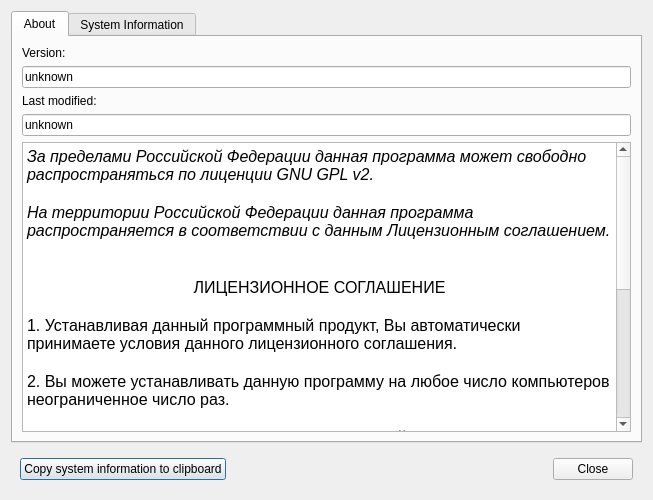
Before: the Qt Designer form src/plugins/coregui/aboutdialog.ui in victor-yacovlev/kumir2, drawn with Qt 5.
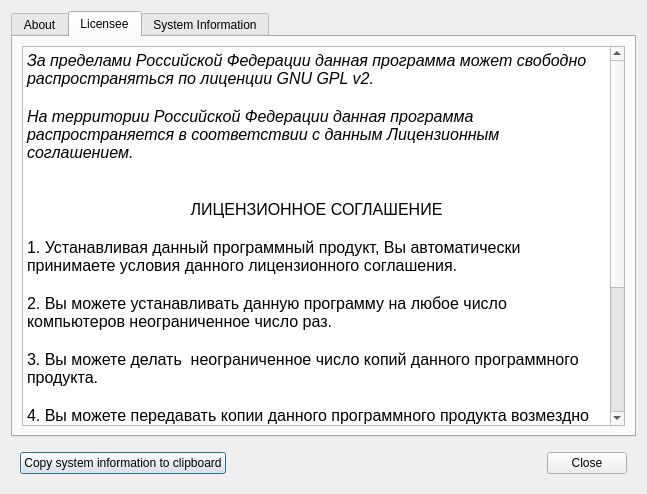
After: the same form once the commit is applied. The open tabs and pages were chosen to show the change. Custom widgets are drawn as their Qt base class.

What changed in the file:
```diff
--- a/src/plugins/coregui/aboutdialog.ui
+++ b/src/plugins/coregui/aboutdialog.ui
@@ -6,8 +6,8 @@
    <rect>
     <x>0</x>
     <y>0</y>
-    <width>653</width>
-    <height>500</height>
+    <width>647</width>
+    <height>494</height>
    </rect>
   </property>
   <property name="windowTitle">
@@ -19,71 +19,47 @@
      <property name="currentIndex">
       <number>0</number>
      </property>
-     <widget class="QWidget" name="tab">
+     <widget class="QWidget" name="tab_3">
       <attribute name="title">
        <string>About</string>
       </attribute>
+      <layout class="QGridLayout" name="gridLayout">
+       <item row="0" column="0">
+        <widget class="Widgets::Utf8TextBrowser" name="aboutTextBrowser"/>
+       </item>
+      </layout>
+     </widget>
+     <widget class="QWidget" name="tab">
+      <attribute name="title">
+       <string>Licensee</string>
+      </attribute>
       <layout class="QVBoxLayout" name="verticalLayout_2">
-       <item>
-        <widget class="QLabel" name="label">
-         <property name="text">
-          <string>Version:</string>
-         </property>
-        </widget>
-       </item>
-       <item>
-        <widget class="QLineEdit" name="version">
-         <property name="text">
-          <string>unknown</string>
-         </property>
-         <property name="readOnly">
-          <bool>true</bool>
-         </property>
-        </widget>
-       </item>
-       <item>
-        <widget class="QLabel" name="label_3">
-         <property name="text">
-          <string>Last modified:</string>
-         </property>
-        </widget>
-       </item>
-       <item>
-        <widget class="QLineEdit" name="lastModified">
-         <property name="text">
-          <string>unknown</string>
-         </property>
-         <property name="readOnly">
-          <bool>true</bool>
-         </property>
-        </widget>
-       </item>
        <item>
         <widget class="QTextBrowser" name="textBrowser">
          <property name="html">
           <string>&lt;!DOCTYPE HTML PUBLIC &quot;-//W3C//DTD HTML 4.0//EN&quot; &quot;http://www.w3.org/TR/REC-html40/strict.dtd&quot;&gt;
 &lt;html&gt;&lt;head&gt;&lt;meta name=&quot;qrichtext&quot; content=&quot;1&quot; /&gt;&lt;style type=&quot;text/css&quot;&gt;
 p, li { white-space: pre-wrap; }
-&lt;/style&gt;&lt;/head&gt;&lt;body style=&quot; font-family:'Droid Sans'; font-size:12pt; font-weight:400; font-style:normal;&quot;&gt;
-&lt;p style=&quot; margin-top:0px; margin-bottom:0px; margin-left:0px; margin-right:0px; -qt-block-indent:0; text-indent:0px;&quot;&gt;&lt;span style=&quot; font-style:italic;&quot;&gt;За пределами Российской Федерации данная программа может свободно распространяться по лиценции GNU GPL v2.&lt;/span&gt;&lt;/p&gt;
-&lt;p style=&quot;-qt-paragraph-type:empty; margin-top:0px; margin-bottom:0px; margin-left:0px; margin-right:0px; -qt-block-indent:0; text-indent:0px; font-style:italic;&quot;&gt;&lt;br /&gt;&lt;/p&gt;
-&lt;p style=&quot; margin-top:0px; margin-bottom:0px; margin-left:0px; margin-right:0px; -qt-block-indent:0; text-indent:0px;&quot;&gt;&lt;span style=&quot; font-style:italic;&quot;&gt;На территории Российской Федерации данная программа распространяется в соответствии с данным Лицензионным соглашением.&lt;/span&gt;&lt;/p&gt;
-&lt;p style=&quot;-qt-paragraph-type:empty; margin-top:0px; margin-bottom:0px; margin-left:0px; margin-right:0px; -qt-block-indent:0; text-indent:0px;&quot;&gt;&lt;br /&gt;&lt;/p&gt;
-&lt;p style=&quot;-qt-paragraph-type:empty; margin-top:0px; margin-bottom:0px; margin-left:0px; margin-right:0px; -qt-block-indent:0; text-indent:0px;&quot;&gt;&lt;br /&gt;&lt;/p&gt;
-&lt;p align=&quot;center&quot; style=&quot; margin-top:0px; margin-bottom:0px; margin-left:0px; margin-right:0px; -qt-block-indent:0; text-indent:0px;&quot;&gt;ЛИЦЕНЗИОННОЕ СОГЛАШЕНИЕ&lt;/p&gt;
-&lt;p style=&quot;-qt-paragraph-type:empty; margin-top:0px; margin-bottom:0px; margin-left:0px; margin-right:0px; -qt-block-indent:0; text-indent:0px;&quot;&gt;&lt;br /&gt;&lt;/p&gt;
-&lt;p style=&quot; margin-top:0px; margin-bottom:0px; margin-left:0px; margin-right:0px; -qt-block-indent:0; text-indent:0px;&quot;&gt;1. Устанавливая данный программный продукт, Вы автоматически принимаете условия данного лицензионного соглашения.&lt;/p&gt;
-&lt;p style=&quot;-qt-paragraph-type:empty; margin-top:0px; margin-bottom:0px; margin-left:0px; margin-right:0px; -qt-block-indent:0; text-indent:0px;&quot;&gt;&lt;br /&gt;&lt;/p&gt;
-&lt;p style=&quot; margin-top:0px; margin-bottom:0px; margin-left:0px; margin-right:0px; -qt-block-indent:0; text-indent:0px;&quot;&gt;2. Вы можете устанавливать данную программу на любое число компьютеров неограниченное число раз.&lt;/p&gt;
-&lt;p style=&quot;-qt-paragraph-type:empty; margin-top:0px; margin-bottom:0px; margin-left:0px; margin-right:0px; -qt-block-indent:0; text-indent:0px;&quot;&gt;&lt;br /&gt;&lt;/p&gt;
-&lt;p style=&quot; margin-top:0px; margin-bottom:0px; margin-left:0px; margin-right:0px; -qt-block-indent:0; text-indent:0px;&quot;&gt;3. Вы можете делать  неограниченное число копий данного программного продукта.&lt;/p&gt;
-&lt;p style=&quot;-qt-paragraph-type:empty; margin-top:0px; margin-bottom:0px; margin-left:0px; margin-right:0px; -qt-block-indent:0; text-indent:0px;&quot;&gt;&lt;br /&gt;&lt;/p&gt;
-&lt;p style=&quot; margin-top:0px; margin-bottom:0px; margin-left:0px; margin-right:0px; -qt-block-indent:0; text-indent:0px;&quot;&gt;4. Вы можете передавать копии данного программного продукта возмездно или безвозмездно неограниченному числу третьих лиц.&lt;/p&gt;
-&lt;p style=&quot;-qt-paragraph-type:empty; margin-top:0px; margin-bottom:0px; margin-left:0px; margin-right:0px; -qt-block-indent:0; text-indent:0px;&quot;&gt;&lt;br /&gt;&lt;/p&gt;
-&lt;p style=&quot; margin-top:0px; margin-bottom:0px; margin-left:0px; margin-right:0px; -qt-block-indent:0; text-indent:0px;&quot;&gt;5. Вы имеете право загрузить с сайта разработчика исходные тексты данного программного продукта и использовать их в соответствии с требованиями лицензии GNU GPL v2, текст которой на английском языке прилагается в файле license.gpl.&lt;/p&gt;
-&lt;p style=&quot;-qt-paragraph-type:empty; margin-top:0px; margin-bottom:0px; margin-left:0px; margin-right:0px; -qt-block-indent:0; text-indent:0px;&quot;&gt;&lt;br /&gt;&lt;/p&gt;
-&lt;p style=&quot; margin-top:0px; margin-bottom:0px; margin-left:0px; margin-right:0px; -qt-block-indent:0; text-indent:0px;&quot;&gt;6. Разработчик не дает никаких гарантий работоспобосности данного продукта и не несет ответственности за любой ущерб, причиненный вследствии установки или запуска данного программного продукта.&lt;/p&gt;
-&lt;p style=&quot;-qt-paragraph-type:empty; margin-top:0px; margin-bottom:0px; margin-left:0px; margin-right:0px; -qt-block-indent:0; text-indent:0px;&quot;&gt;&lt;br /&gt;&lt;/p&gt;&lt;/body&gt;&lt;/html&gt;</string>
+&lt;/style&gt;&lt;/head&gt;&lt;body style=&quot; font-family:'Droid Sans'; font-size:11pt; font-weight:400; font-style:normal;&quot;&gt;
+&lt;p style=&quot; margin-top:0px; margin-bottom:0px; margin-left:0px; margin-right:0px; -qt-block-indent:0; text-indent:0px;&quot;&gt;&lt;span style=&quot; font-size:12pt; font-style:italic;&quot;&gt;За пределами Российской Федерации данная программа может свободно распространяться по лиценции GNU GPL v2.&lt;/span&gt;&lt;/p&gt;
+&lt;p style=&quot;-qt-paragraph-type:empty; margin-top:0px; margin-bottom:0px; margin-left:0px; margin-right:0px; -qt-block-indent:0; text-indent:0px; font-size:12pt; font-style:italic;&quot;&gt;&lt;br /&gt;&lt;/p&gt;
+&lt;p style=&quot; margin-top:0px; margin-bottom:0px; margin-left:0px; margin-right:0px; -qt-block-indent:0; text-indent:0px;&quot;&gt;&lt;span style=&quot; font-size:12pt; font-style:italic;&quot;&gt;На территории Российской Федерации данная программа распространяется в соответствии с данным Лицензионным соглашением.&lt;/span&gt;&lt;/p&gt;
+&lt;p style=&quot;-qt-paragraph-type:empty; margin-top:0px; margin-bottom:0px; margin-left:0px; margin-right:0px; -qt-block-indent:0; text-indent:0px; font-size:12pt;&quot;&gt;&lt;br /&gt;&lt;/p&gt;
+&lt;p style=&quot;-qt-paragraph-type:empty; margin-top:0px; margin-bottom:0px; margin-left:0px; margin-right:0px; -qt-block-indent:0; text-indent:0px; font-size:12pt;&quot;&gt;&lt;br /&gt;&lt;/p&gt;
+&lt;p align=&quot;center&quot; style=&quot; margin-top:0px; margin-bottom:0px; margin-left:0px; margin-right:0px; -qt-block-indent:0; text-indent:0px;&quot;&gt;&lt;span style=&quot; font-size:12pt;&quot;&gt;ЛИЦЕНЗИОННОЕ СОГЛАШЕНИЕ&lt;/span&gt;&lt;/p&gt;
+&lt;p style=&quot;-qt-paragraph-type:empty; margin-top:0px; margin-bottom:0px; margin-left:0px; margin-right:0px; -qt-block-indent:0; text-indent:0px; font-size:12pt;&quot;&gt;&lt;br /&gt;&lt;/p&gt;
+&lt;p style=&quot; margin-top:0px; margin-bottom:0px; margin-left:0px; margin-right:0px; -qt-block-indent:0; text-indent:0px;&quot;&gt;&lt;span style=&quot; font-size:12pt;&quot;&gt;1. Устанавливая данный программный продукт, Вы автоматически принимаете условия данного лицензионного соглашения.&lt;/span&gt;&lt;/p&gt;
+&lt;p style=&quot;-qt-paragraph-type:empty; margin-top:0px; margin-bottom:0px; margin-left:0px; margin-right:0px; -qt-block-indent:0; text-indent:0px; font-size:12pt;&quot;&gt;&lt;br /&gt;&lt;/p&gt;
+&lt;p style=&quot; margin-top:0px; margin-bottom:0px; margin-left:0px; margin-right:0px; -qt-block-indent:0; text-indent:0px;&quot;&gt;&lt;span style=&quot; font-size:12pt;&quot;&gt;2. Вы можете устанавливать данную программу на любое число компьютеров неограниченное число раз.&lt;/span&gt;&lt;/p&gt;
+&lt;p style=&quot;-qt-paragraph-type:empty; margin-top:0px; margin-bottom:0px; margin-left:0px; margin-right:0px; -qt-block-indent:0; text-indent:0px; font-size:12pt;&quot;&gt;&lt;br /&gt;&lt;/p&gt;
+&lt;p style=&quot; margin-top:0px; margin-bottom:0px; margin-left:0px; margin-right:0px; -qt-block-indent:0; text-indent:0px;&quot;&gt;&lt;span style=&quot; font-size:12pt;&quot;&gt;3. Вы можете делать  неограниченное число копий данного программного продукта.&lt;/span&gt;&lt;/p&gt;
+&lt;p style=&quot;-qt-paragraph-type:empty; margin-top:0px; margin-bottom:0px; margin-left:0px; margin-right:0px; -qt-block-indent:0; text-indent:0px; font-size:12pt;&quot;&gt;&lt;br /&gt;&lt;/p&gt;
+&lt;p style=&quot; margin-top:0px; margin-bottom:0px; margin-left:0px; margin-right:0px; -qt-block-indent:0; text-indent:0px;&quot;&gt;&lt;span style=&quot; font-size:12pt;&quot;&gt;4. Вы можете передавать копии данного программного продукта возмездно или безвозмездно неограниченному числу третьих лиц.&lt;/span&gt;&lt;/p&gt;
+&lt;p style=&quot;-qt-paragraph-type:empty; margin-top:0px; margin-bottom:0px; margin-left:0px; margin-right:0px; -qt-block-indent:0; text-indent:0px; font-size:12pt;&quot;&gt;&lt;br /&gt;&lt;/p&gt;
+&lt;p style=&quot; margin-top:0px; margin-bottom:0px; margin-left:0px; margin-right:0px; -qt-block-indent:0; text-indent:0px;&quot;&gt;&lt;span style=&quot; font-size:12pt;&quot;&gt;5. Вы имеете право загрузить с сайта разработчика исходные тексты данного программного продукта и использовать их в соответствии с требованиями лицензии GNU GPL v2, текст которой на английском языке прилагается в файле license.gpl.&lt;/span&gt;&lt;/p&gt;
+&lt;p style=&quot;-qt-paragraph-type:empty; margin-top:0px; margin-bottom:0px; margin-left:0px; margin-right:0px; -qt-block-indent:0; text-indent:0px; font-size:12pt;&quot;&gt;&lt;br /&gt;&lt;/p&gt;
+&lt;p style=&quot; margin-top:0px; margin-bottom:0px; margin-left:0px; margin-right:0px; -qt-block-indent:0; text-indent:0px;&quot;&gt;&lt;span style=&quot; font-size:12pt;&quot;&gt;6. Разработчик не дает никаких гарантий работоспобосности данного продукта и не несет ответственности за любой ущерб, причиненный вследствии установки или запуска данного программного продукта.&lt;/span&gt;&lt;/p&gt;
+&lt;p style=&quot;-qt-paragraph-type:empty; margin-top:0px; margin-bottom:0px; margin-left:0px; margin-right:0px; -qt-block-indent:0; text-indent:0px; font-size:12pt;&quot;&gt;&lt;br /&gt;&lt;/p&gt;&lt;/body&gt;&lt;/html&gt;</string>
          </property>
         </widget>
        </item>
@@ -93,8 +69,54 @@
       <attribute name="title">
        <string>System Information</string>
       </attribute>
-      <layout class="QGridLayout" name="gridLayout_2">
-       <item row="0" column="0">
+      <layout class="QVBoxLayout" name="verticalLayout_4">
+       <item>
+        <widget class="QWidget" name="widget_2" native="true">
+         <layout class="QVBoxLayout" name="verticalLayout_3">
+          <item>
+           <widget class="QLabel" name="label">
+            <property name="text">
+             <string>Version:</string>
+            </property>
+            <property name="buddy">
+             <cstring>version</cstring>
+            </property>
+           </widget>
+          </item>
+          <item>
+           <widget class="QLineEdit" name="version">
+            <property name="text">
+             <string>unknown</string>
+            </property>
+            <property name="readOnly">
+             <bool>true</bool>
+            </property>
+           </widget>
+          </item>
+          <item>
+           <widget class="QLabel" name="label_3">
+            <property name="text">
+             <string>Last modified:</string>
+            </property>
+            <property name="buddy">
+             <cstring>lastModified</cstring>
+            </property>
+           </widget>
+          </item>
+          <item>
+           <widget class="QLineEdit" name="lastModified">
+            <property name="text">
+             <string>unknown</string>
+            </property>
+            <property name="readOnly">
+             <bool>true</bool>
+            </property>
+           </widget>
+          </item>
+         </layout>
+        </widget>
+       </item>
+       <item>
         <widget class="QTableWidget" name="tableWidget">
          <property name="editTriggers">
           <set>QAbstractItemView::NoEditTriggers</set>
@@ -153,6 +175,13 @@
    </item>
   </layout>
  </widget>
+ <customwidgets>
+  <customwidget>
+   <class>Widgets::Utf8TextBrowser</class>
+   <extends>QTextBrowser</extends>
+   <header location="global">widgets/utf8textbrowser.h</header>
+  </customwidget>
+ </customwidgets>
  <tabstops>
   <tabstop>btnClose</tabstop>
   <tabstop>btnCopyEnvironmentAndVersion</tabstop>
```
Left out of the diff: 2 changed lines with no effect on the pictures.
